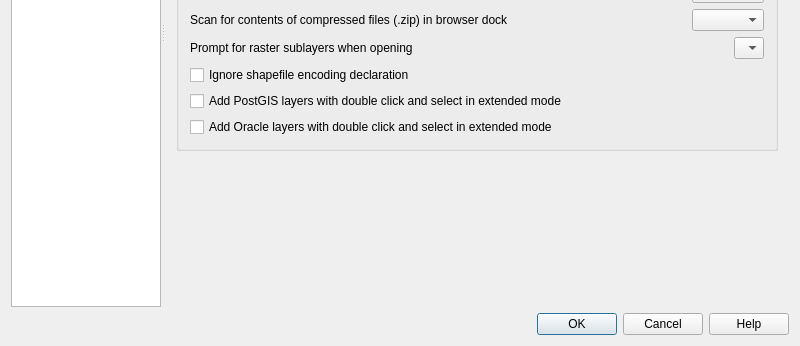
Above: src/ui/qgsoptionsbase.ui from qgis/QGIS before the change; both pictures show x 0 to 800 and y 254 to 600 of the 800 by 600 pixel window. Below: the same form after it.
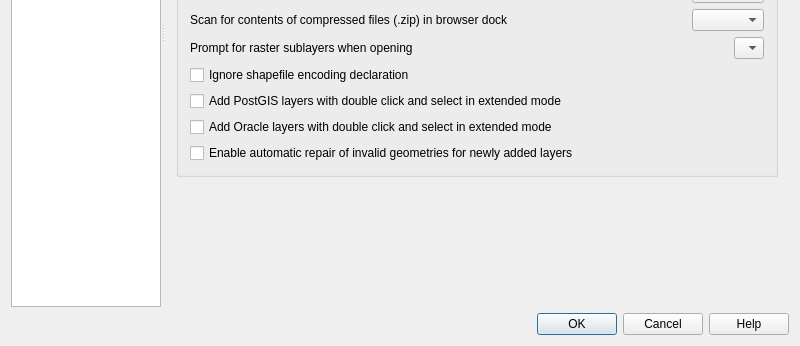
That is the form after the change. The open tabs and pages were chosen to show the change. Icons and pictures are not drawn. Custom widgets are drawn as their Qt base class.

Commit message: #9777: UI controls to enable automatic validation

Diff of the .ui file:
```diff
--- a/src/ui/qgsoptionsbase.ui
+++ b/src/ui/qgsoptionsbase.ui
@@ -1603,6 +1603,13 @@
                     </property>
                    </widget>
                   </item>
+                  <item>
+                   <widget class="QCheckBox" name="cbxAutomaticValidation">
+                     <property name="text">
+                       <string>Enable automatic repair of invalid geometries for newly added layers</string>
+                     </property>
+                   </widget>
+                  </item>
                  </layout>
                 </widget>
                </item>
```
The commit also changes 3 other files.
